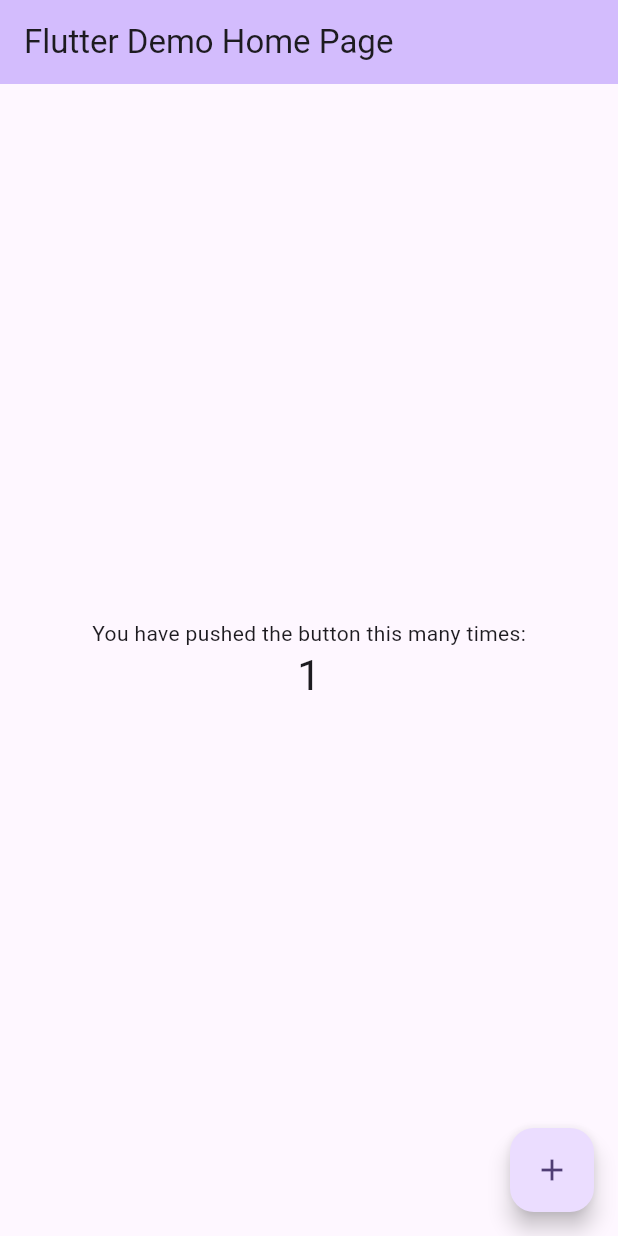
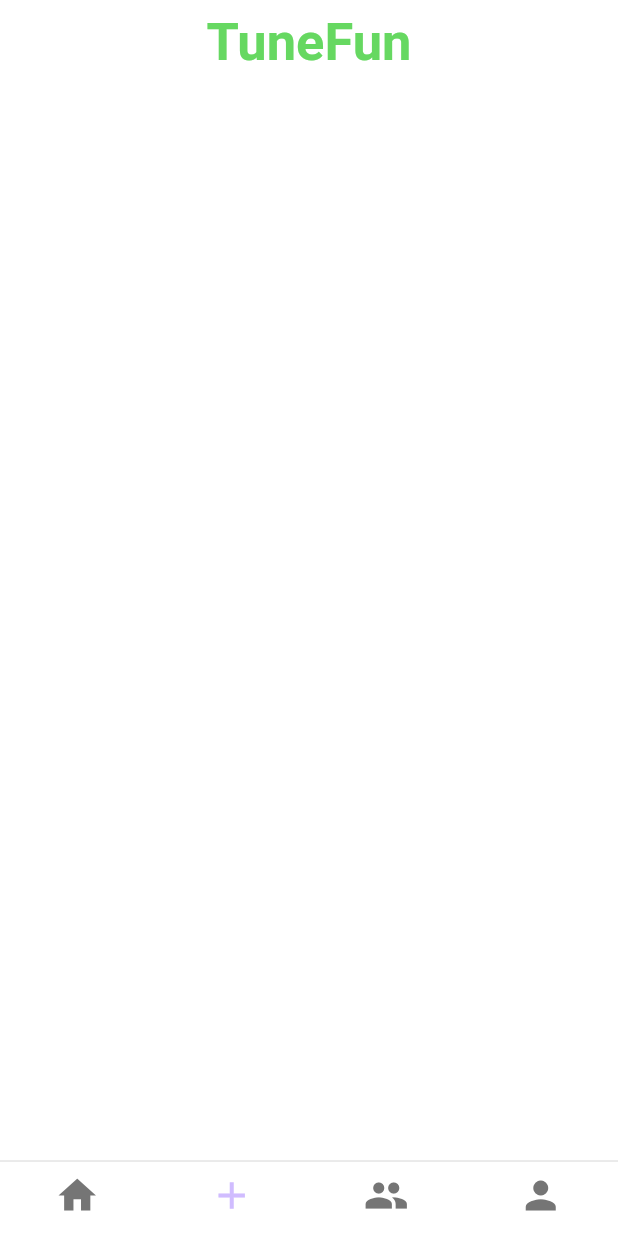
Before and after one commit to Tune-Fun/TUNE_FUN_FRONTEND_V1, a Flutter app: the screen it shows after launch, after a tap on the "add" icon, on a phone screen of 412 x 824 dp. Run offline on Flutter 3.47's test engine with Material 3 defaults, Android fonts, the phone set to English and light mode, and no system bars.

Commit message:
feat: home screen

```diff
--- /dev/null
+++ b/lib/constants/constants.dart
@@ -0,0 +1 @@
+export './ui_constants.dart';
--- /dev/null
+++ b/lib/constants/ui_constants.dart
@@ -0,0 +1,19 @@
+import 'package:flutter/material.dart';
+import 'package:tunefun_front/theme/pallete.dart';
+
+class UIConstants {
+  static AppBar appBar() {
+    return AppBar(
+      title: const Text(
+        'TuneFun',
+        style: TextStyle(
+          color: Pallete.greenColor,
+          height: 80,
+          fontWeight: FontWeight.bold,
+          fontSize: 35,
+        ),
+      ),
+      centerTitle: true,
+    );
+  }
+}
--- /dev/null
+++ b/lib/features/home/views/home_view.dart
@@ -0,0 +1,58 @@
+import 'package:flutter/cupertino.dart';
+import 'package:flutter/material.dart';
+import 'package:tunefun_front/constants/ui_constants.dart';
+import 'package:tunefun_front/theme/pallete.dart';
+
+class HomeScreen extends StatefulWidget {
+  static MaterialPageRoute route() => MaterialPageRoute(
+        builder: (context) => const HomeScreen(),
+      );
+  const HomeScreen({super.key});
+
+  @override
+  State<HomeScreen> createState() => _HomeScreenState();
+}
+
+class _HomeScreenState extends State<HomeScreen> {
+  int _page = 0;
+
+  void onPageChanged(int index) {
+    setState(() {
+      _page = index;
+    });
+  }
+
+  @override
+  Widget build(BuildContext context) {
+    return Scaffold(
+      appBar: UIConstants.appBar(),
+      bottomNavigationBar: CupertinoTabBar(
+        currentIndex: _page,
+        onTap: onPageChanged,
+        backgroundColor: Pallete.backgroundColor,
+        items: const [
+          BottomNavigationBarItem(
+            icon: Icon(
+              Icons.home,
+            ),
+          ),
+          BottomNavigationBarItem(
+            icon: Icon(
+              Icons.add,
+            ),
+          ),
+          BottomNavigationBarItem(
+            icon: Icon(
+              Icons.people,
+            ),
+          ),
+          BottomNavigationBarItem(
+            icon: Icon(
+              Icons.person,
+            ),
+          ),
+        ],
+      ),
+    );
+  }
+}
--- a/lib/main.dart
+++ b/lib/main.dart
@@ -1,4 +1,6 @@
 import 'package:flutter/material.dart';
+import 'package:tunefun_front/features/home/views/home_view.dart';
+import 'package:tunefun_front/theme/app_theme.dart';
 
 void main() {
   runApp(const MyApp());
@@ -12,114 +14,9 @@
   Widget build(BuildContext context) {
     return MaterialApp(
       title: 'Flutter Demo',
-      theme: ThemeData(
-        // This is the theme of your application.
-        //
-        // TRY THIS: Try running your application with "flutter run". You'll see
-        // the application has a purple toolbar. Then, without quitting the app,
-        // try changing the seedColor in the colorScheme below to Colors.green
-        // and then invoke "hot reload" (save your changes or press the "hot
-        // reload" button in a Flutter-supported IDE, or press "r" if you used
-        // the command line to start the app).
-        //
-        // Notice that the counter didn't reset back to zero; the application
-        // state is not lost during the reload. To reset the state, use hot
-        // restart instead.
-        //
-        // This works for code too, not just values: Most code changes can be
-        // tested with just a hot reload.
-        colorScheme: ColorScheme.fromSeed(seedColor: Colors.deepPurple),
-        useMaterial3: true,
-      ),
-      home: const MyHomePage(title: 'Flutter Demo Home Page'),
+      debugShowCheckedModeBanner: false,
+      theme: AppTheme.theme,
+      home: const HomeScreen(),
     );
   }
 }
-
-class MyHomePage extends StatefulWidget {
-  const MyHomePage({super.key, required this.title});
-
-  // This widget is the home page of your application. It is stateful, meaning
-  // that it has a State object (defined below) that contains fields that affect
-  // how it looks.
-
-  // This class is the configuration for the state. It holds the values (in this
-  // case the title) provided by the parent (in this case the App widget) and
-  // used by the build method of the State. Fields in a Widget subclass are
-  // always marked "final".
-
-  final String title;
-
-  @override
-  State<MyHomePage> createState() => _MyHomePageState();
-}
-
-class _MyHomePageState extends State<MyHomePage> {
-  int _counter = 0;
-
-  void _incrementCounter() {
-    setState(() {
-      // This call to setState tells the Flutter framework that something has
-      // changed in this State, which causes it to rerun the build method below
-      // so that the display can reflect the updated values. If we changed
-      // _counter without calling setState(), then the build method would not be
-      // called again, and so nothing would appear to happen.
-      _counter++;
-    });
-  }
-
-  @override
-  Widget build(BuildContext context) {
-    // This method is rerun every time setState is called, for instance as done
-    // by the _incrementCounter method above.
-    //
-    // The Flutter framework has been optimized to make rerunning build methods
-    // fast, so that you can just rebuild anything that needs updating rather
-    // than having to individually change instances of widgets.
-    return Scaffold(
-      appBar: AppBar(
-        // TRY THIS: Try changing the color here to a specific color (to
-        // Colors.amber, perhaps?) and trigger a hot reload to see the AppBar
-        // change color while the other colors stay the same.
-        backgroundColor: Theme.of(context).colorScheme.inversePrimary,
-        // Here we take the value from the MyHomePage object that was created by
-        // the App.build method, and use it to set our appbar title.
-        title: Text(widget.title),
-      ),
-      body: Center(
-        // Center is a layout widget. It takes a single child and positions it
-        // in the middle of the parent.
-        child: Column(
-          // Column is also a layout widget. It takes a list of children and
-          // arranges them vertically. By default, it sizes itself to fit its
-          // children horizontally, and tries to be as tall as its parent.
-          //
-          // Column has various properties to control how it sizes itself and
-          // how it positions its children. Here we use mainAxisAlignment to
-          // center the children vertically; the main axis here is the vertical
-          // axis because Columns are vertical (the cross axis would be
-          // horizontal).
-          //
-          // TRY THIS: Invoke "debug painting" (choose the "Toggle Debug Paint"
-          // action in the IDE, or press "p" in the console), to see the
-          // wireframe for each widget.
-          mainAxisAlignment: MainAxisAlignment.center,
-          children: <Widget>[
-            const Text(
-              'You have pushed the button this many times:',
-            ),
-            Text(
-              '$_counter',
-              style: Theme.of(context).textTheme.headlineMedium,
-            ),
-          ],
-        ),
-      ),
-      floatingActionButton: FloatingActionButton(
-        onPressed: _incrementCounter,
-        tooltip: 'Increment',
-        child: const Icon(Icons.add),
-      ), // This trailing comma makes auto-formatting nicer for build methods.
-    );
-  }
-}
--- /dev/null
+++ b/lib/theme/app_theme.dart
@@ -0,0 +1,12 @@
+import 'package:flutter/material.dart';
+import 'package:tunefun_front/theme/theme.dart';
+
+class AppTheme {
+  static ThemeData theme = ThemeData.dark().copyWith(
+    scaffoldBackgroundColor: Pallete.backgroundColor,
+    appBarTheme: const AppBarTheme(
+      backgroundColor: Pallete.backgroundColor,
+      elevation: 0,
+    ),
+  );
+}
--- /dev/null
+++ b/lib/theme/pallete.dart
@@ -0,0 +1,6 @@
+import 'package:flutter/material.dart';
+
+class Pallete {
+  static const Color backgroundColor = Colors.white;
+  static const Color greenColor = Color.fromRGBO(102, 216, 97, 1);
+}
--- /dev/null
+++ b/lib/theme/theme.dart
@@ -0,0 +1,2 @@
+export './app_theme.dart';
+export './pallete.dart';
--- a/pubspec.yaml
+++ b/pubspec.yaml
@@ -35,6 +35,8 @@
   # The following adds the Cupertino Icons font to your application.
   # Use with the CupertinoIcons class for iOS style icons.
   cupertino_icons: ^1.0.2
+  flutter_riverpod: ^2.4.10
+  flutter_dotenv: ^5.1.0
 
 dev_dependencies:
   flutter_test:
```
Also changed, not shown: lib/models/models.dart (added), pubspec.lock.
